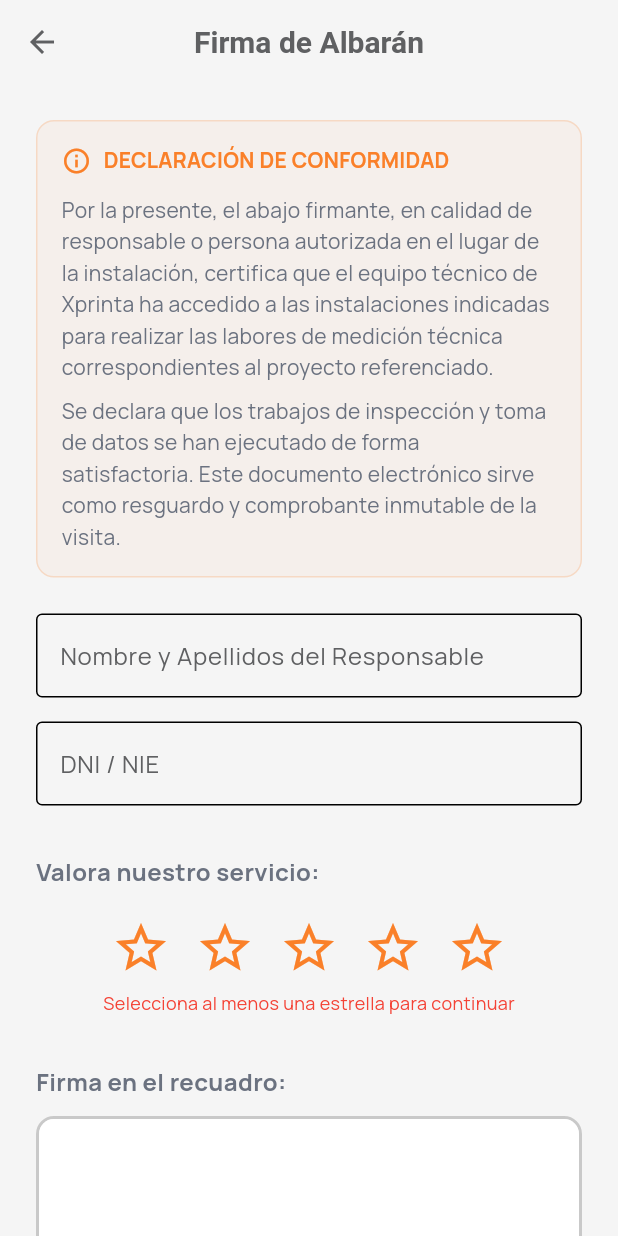
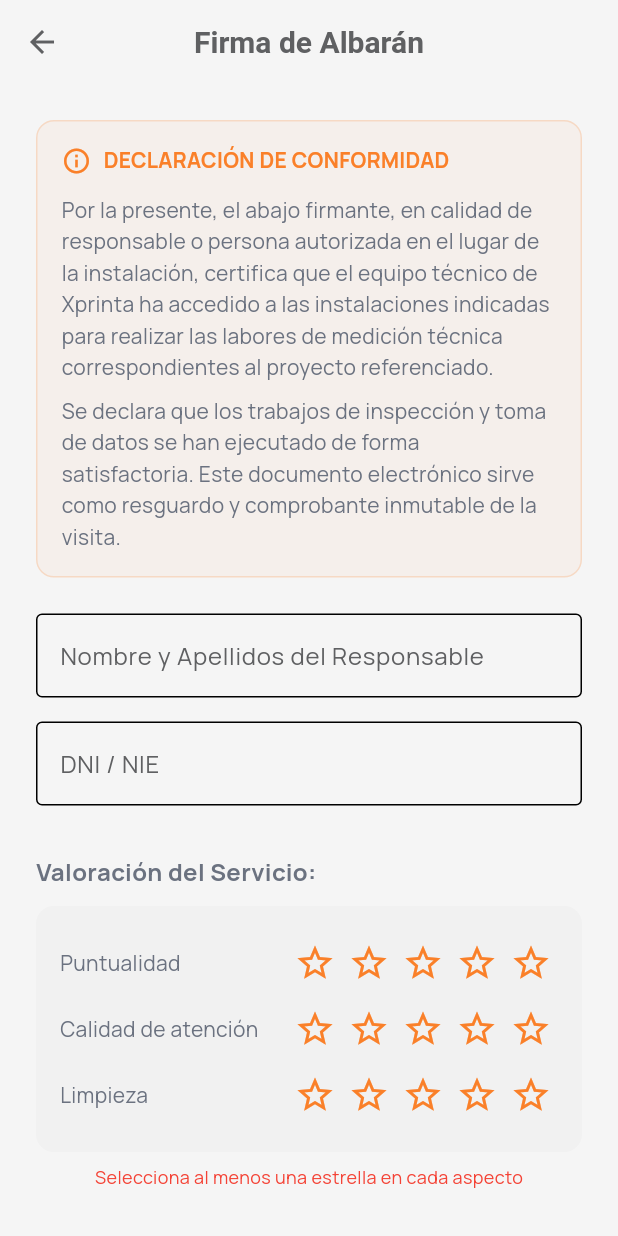
Before and after one commit to desarrolloxprinta/xprinta-survey-app, a Flutter app: the SignatureScreen screen opened directly with empty values, on a phone screen of 412 x 824 dp. Run offline on Flutter 3.47's test engine with Material 3 defaults, Android fonts, the phone set to English and light mode, and no system bars; drawn by our look-alikes of signature; our stand-ins replace file_picker, flutter_local_notifications, flutter_riverpod, flutter_svg, geolocator, google_fonts and 7 more; missing offline and left inert: mobile_scanner; accounts and stored records are empty; Roboto replaces fonts that are missing (Questrial).

Commit message:
feat: 3-aspect rating system and legal signature validity

```diff
--- a/lib/screens/signature_screen.dart
+++ b/lib/screens/signature_screen.dart
@@ -25,7 +25,9 @@ class _SignatureScreenState extends State<SignatureScreen> {
     exportBackgroundColor: Colors.white,
   );
   bool _isGenerating = false;
-  int _rating = 0;
+  int _ratingPuntualidad = 0;
+  int _ratingCalidad = 0;
+  int _ratingLimpieza = 0;
 
   @override
   void dispose() {
@@ -36,8 +38,8 @@ class _SignatureScreenState extends State<SignatureScreen> {
   }
 
   Future<void> _generateAndUploadPdf() async {
-    if (_nameCtrl.text.isEmpty || _dniCtrl.text.isEmpty || _signatureController.isEmpty || _rating == 0) {
-      ScaffoldMessenger.of(context).showSnackBar(const SnackBar(content: Text('Por favor rellena nombre, DNI, firma y valoración.')));
+    if (_nameCtrl.text.isEmpty || _dniCtrl.text.isEmpty || _signatureController.isEmpty || _ratingPuntualidad == 0 || _ratingCalidad == 0 || _ratingLimpieza == 0) {
+      ScaffoldMessenger.of(context).showSnackBar(const SnackBar(content: Text('Por favor rellena nombre, DNI, firma y todas las valoraciones.')));
       return;
     }
 
@@ -187,7 +189,28 @@ class _SignatureScreenState extends State<SignatureScreen> {
                         pw.SizedBox(height: 16),
                         pw.Text('VALORACIÓN DEL CLIENTE', style: pw.TextStyle(color: colorPrimary, fontWeight: pw.FontWeight.bold, fontSize: 12)),
                         pw.SizedBox(height: 8),
-                        pw.Text('Puntuación: $_rating / 5', style: pw.TextStyle(fontSize: 12, fontWeight: pw.FontWeight.bold)),
+                        pw.Container(
+                          padding: const pw.EdgeInsets.all(8),
+                          decoration: pw.BoxDecoration(
+                            border: pw.Border.all(color: colorGrey, width: 0.5),
+                          ),
+                          child: pw.Column(
+                            crossAxisAlignment: pw.CrossAxisAlignment.start,
+                            children: [
+                              pw.Text('Puntualidad: $_ratingPuntualidad / 5', style: const pw.TextStyle(fontSize: 10)),
+                              pw.Text('Calidad de atención: $_ratingCalidad / 5', style: const pw.TextStyle(fontSize: 10)),
+                              pw.Text('Limpieza: $_ratingLimpieza / 5', style: const pw.TextStyle(fontSize: 10)),
+                            ],
+                          ),
+                        ),
+                        pw.SizedBox(height: 16),
+                        pw.Text('DECLARACIÓN DE CONFORMIDAD Y VALIDEZ LEGAL', style: pw.TextStyle(color: colorPrimary, fontWeight: pw.FontWeight.bold, fontSize: 12)),
+                        pw.SizedBox(height: 8),
+                        pw.Text(
+                          'De conformidad con el Reglamento (UE) nº 910/2014 (eIDAS) y la Ley 6/2020 reguladora de determinados aspectos de los servicios electrónicos de confianza, la presente firma electrónica recoge el consentimiento expreso del cliente, vinculando su identidad, sello de tiempo y coordenadas GPS a la conformidad de los trabajos de medición descritos en este documento.',
+                          style: const pw.TextStyle(fontSize: 9),
+                          textAlign: pw.TextAlign.justify,
+                        ),
                       ],
                     ),
                   ),
@@ -250,7 +273,10 @@ class _SignatureScreenState extends State<SignatureScreen> {
       await supabase.from('projects').update({
         'measurement_phase': 'medicion_realizada',
         'measurement_completed_date': DateTime.now().toIso8601String(),
-        'client_rating': _rating,
+        'client_rating': _ratingCalidad, // Retained for fallback
+        'rating_puntualidad': _ratingPuntualidad,
+        'rating_calidad': _ratingCalidad,
+        'rating_limpieza': _ratingLimpieza,
       }).eq('id', projectId);
 
       if (mounted) {
@@ -264,6 +290,33 @@ class _SignatureScreenState extends State<SignatureScreen> {
     } finally {
       if (mounted) setState(() => _isGenerating = false);
     }
+  }
+
+  Widget _buildRatingRow(String label, int currentRating, Function(int) onUpdate) {
+    return Padding(
+      padding: const EdgeInsets.symmetric(vertical: 4.0),
+      child: Row(
+        mainAxisAlignment: MainAxisAlignment.spaceBetween,
+        children: [
+          Text(label, style: const TextStyle(fontSize: 14)),
+          Row(
+            children: List.generate(5, (index) {
+              return InkWell(
+                onTap: () => onUpdate(index + 1),
+                child: Padding(
+                  padding: const EdgeInsets.all(4.0),
+                  child: Icon(
+                    index < currentRating ? Icons.star : Icons.star_border,
+                    color: Theme.of(context).primaryColor,
+                    size: 28,
+                  ),
+                ),
+              );
+            }),
+          ),
+        ],
+      ),
+    );
   }
 
   @override
@@ -316,23 +369,27 @@ class _SignatureScreenState extends State<SignatureScreen> {
                 decoration: const InputDecoration(labelText: 'DNI / NIE', border: OutlineInputBorder()),
               ),
               const SizedBox(height: 32),
-              const Text('Valora nuestro servicio:', style: TextStyle(fontWeight: FontWeight.bold, fontSize: 16)),
+              const Text('Valoración del Servicio:', style: TextStyle(fontWeight: FontWeight.bold, fontSize: 16)),
               const SizedBox(height: 12),
-              Row(
-                mainAxisAlignment: MainAxisAlignment.center,
-                children: List.generate(5, (index) {
-                  return IconButton(
-                    iconSize: 40,
-                    icon: Icon(
-                      index < _rating ? Icons.star : Icons.star_border,
-                      color: Theme.of(context).primaryColor,
-                    ),
-                    onPressed: () => setState(() => _rating = index + 1),
-                  );
-                }),
+              Container(
+                padding: const EdgeInsets.all(16),
+                decoration: BoxDecoration(
+                  color: Colors.grey.withOpacity(0.05),
+                  borderRadius: BorderRadius.circular(12),
+                ),
+                child: Column(
+                  children: [
+                    _buildRatingRow('Puntualidad', _ratingPuntualidad, (val) => setState(() => _ratingPuntualidad = val)),
+                    _buildRatingRow('Calidad de atención', _ratingCalidad, (val) => setState(() => _ratingCalidad = val)),
+                    _buildRatingRow('Limpieza', _ratingLimpieza, (val) => setState(() => _ratingLimpieza = val)),
+                  ],
+                ),
               ),
-              if (_rating == 0)
-                const Center(child: Text('Selecciona al menos una estrella para continuar', style: TextStyle(color: Colors.red, fontSize: 12))),
+              if (_ratingPuntualidad == 0 || _ratingCalidad == 0 || _ratingLimpieza == 0)
+                const Padding(
+                  padding: EdgeInsets.only(top: 8.0),
+                  child: Center(child: Text('Selecciona al menos una estrella en cada aspecto', style: TextStyle(color: Colors.red, fontSize: 12))),
+                ),
               const SizedBox(height: 32),
               const Text('Firma en el recuadro:', style: TextStyle(fontWeight: FontWeight.bold, fontSize: 16)),
               const SizedBox(height: 12),
--- a/pubspec.yaml
+++ b/pubspec.yaml
@@ -16,7 +16,7 @@ publish_to: 'none' # Remove this line if you wish to publish to pub.dev
 # https://developer.apple.com/library/archive/documentation/General/Reference/InfoPlistKeyReference/Articles/CoreFoundationKeys.html
 # In Windows, build-name is used as the major, minor, and patch parts
 # of the product and file versions while build-number is used as the build suffix.
-version: 1.0.0+12
+version: 1.0.0+13
 
 environment:
   sdk: ^3.12.0-113.1.beta
```
Also changed, not shown: 1 other file.
